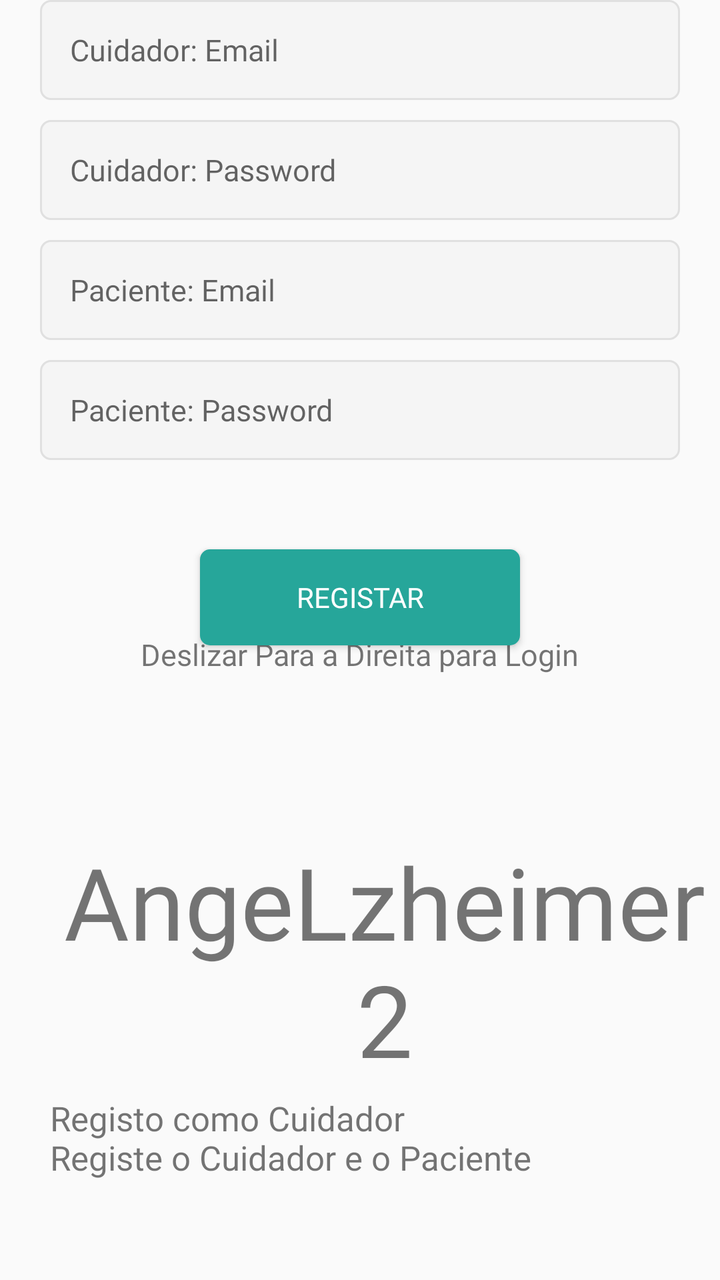
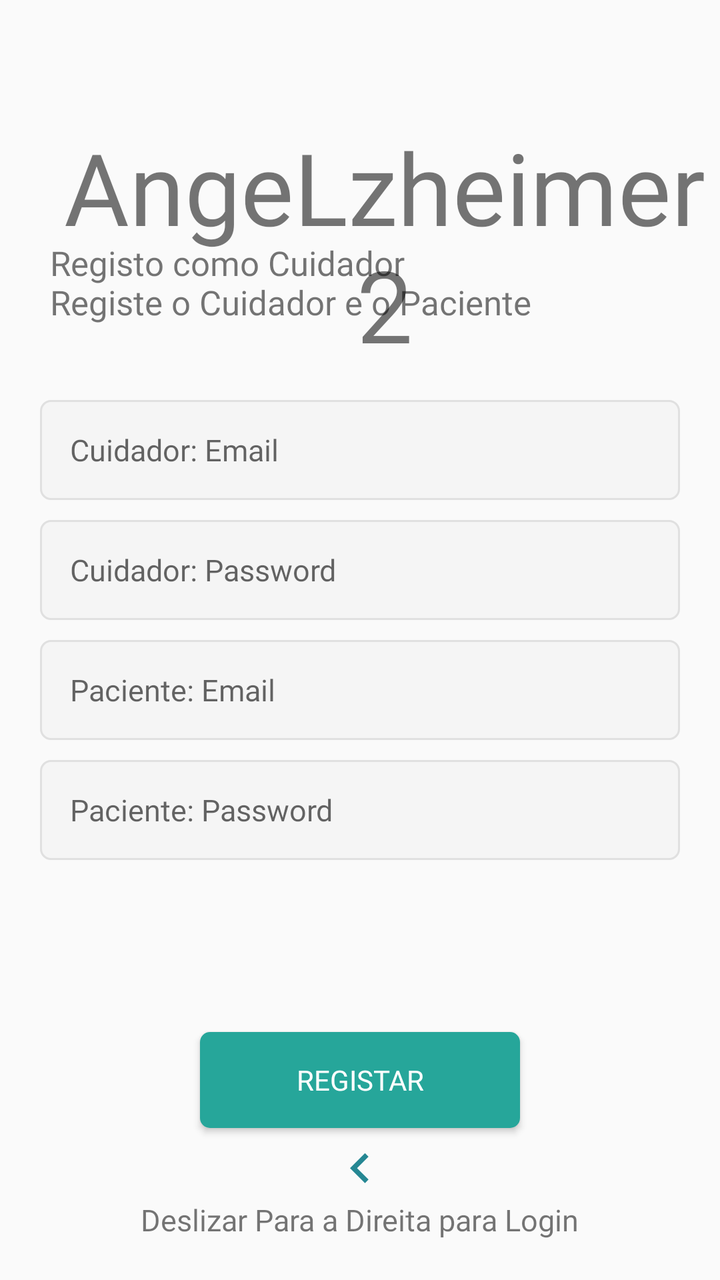

Compare the two renders of this Android layout. The source of the first and the diff that turns it into the second are given below.
<!-- AndroidManifest.xml: application theme AppTheme.NoActionBar -->
<!-- res/layout/fragment_register.xml -->
<?xml version="1.0" encoding="utf-8"?>
<FrameLayout xmlns:android="http://schemas.android.com/apk/res/android"
    xmlns:tools="http://schemas.android.com/tools"
    android:id="@+id/fragment_container"
    android:layout_width="match_parent"
    android:layout_height="match_parent">


    <LinearLayout
        android:layout_width="match_parent"
        android:layout_height="match_parent"
        android:orientation="vertical"
        tools:context=".comum.fragment_register">


        <EditText
            android:id="@+id/et_utilizadorcuidador"
            android:layout_width="match_parent"
            android:layout_height="50dp"
            android:layout_marginLeft="20dp"
            android:layout_marginRight="20dp"
            android:layout_marginBottom="10dp"
            android:background="@drawable/et_custom"
            android:fontFamily="@font/roboto_regular"
            android:hint="@string/utilizadorcuidador"
            android:inputType="textEmailAddress"
            android:padding="15dp"
            android:textSize="15sp" />

        <EditText
            android:id="@+id/et_passwordcuidador"
            android:layout_width="match_parent"
            android:layout_height="50dp"
            android:layout_marginLeft="20dp"
            android:layout_marginRight="20dp"
            android:layout_marginBottom="10dp"
            android:background="@drawable/et_custom"
            android:fontFamily="@font/roboto_regular"
            android:hint="@string/passwordcuidador"
            android:inputType="textPassword"
            android:padding="15dp"
            android:textSize="15sp" />

        <EditText
            android:id="@+id/et_utilizadorpaciente"
            android:layout_width="match_parent"
            android:layout_height="50dp"
            android:layout_marginLeft="20dp"
            android:layout_marginRight="20dp"
            android:layout_marginBottom="10dp"
            android:background="@drawable/et_custom"
            android:fontFamily="@font/roboto_regular"
            android:hint="@string/utilizadorpaciente"
            android:inputType="textEmailAddress"
            android:padding="15dp"
            android:textSize="15sp" />

        <EditText
            android:id="@+id/et_passwordpaciente"
            android:layout_width="match_parent"
            android:layout_height="50dp"
            android:layout_marginLeft="20dp"
            android:layout_marginRight="20dp"
            android:layout_marginBottom="10dp"
            android:background="@drawable/et_custom"
            android:fontFamily="@font/roboto_regular"
            android:hint="@string/passwordpaciente"
            android:inputType="textPassword"
            android:padding="15dp"
            android:textSize="15sp" />

        <ProgressBar
            android:id="@+id/progressBar"
            style="?android:attr/progressBarStyle"
            android:layout_width="wrap_content"
            android:layout_height="wrap_content"
            android:layout_gravity="center_horizontal"
            android:layout_marginBottom="20dp"
            android:foregroundGravity="center_horizontal"
            android:progressTint="#009688"
            android:textAlignment="center"
            android:visibility="gone" />

        <RelativeLayout
            android:layout_width="match_parent"
            android:layout_height="0dp"
            android:layout_weight="1">

            <Button
                android:id="@+id/btn_register"
                android:layout_width="match_parent"
                android:layout_height="wrap_content"
                android:layout_centerInParent="true"
                android:layout_marginLeft="100dp"
                android:layout_marginRight="100dp"
                android:layout_marginBottom="50dp"
                android:background="@drawable/btn_custom"
                android:fontFamily="@font/roboto_regular"
                android:text="@string/register"
                android:textColor="@android:color/white" />

            <ImageView
                android:layout_width="30dp"
                android:layout_height="30dp"
                android:layout_above="@id/swipeLeft"
                android:layout_centerHorizontal="true"
                android:src="@drawable/ic_arrow_left" />

            <TextView
                android:id="@+id/swipeLeft"
                android:layout_width="wrap_content"
                android:layout_height="wrap_content"
                android:layout_alignParentBottom="true"
                android:layout_centerHorizontal="true"
                android:layout_marginBottom="20dp"
                android:fontFamily="@font/roboto_regular"
                android:text="@string/swipe_right_for_login"
                android:textSize="15sp" />

        </RelativeLayout>

        <TextView
            android:id="@+id/tv_logo"
            android:layout_width="wrap_content"
            android:layout_height="wrap_content"
            android:layout_marginStart="25dp"
            android:layout_marginTop="60dp"
            android:layout_marginBottom="5dp"
            android:fontFamily="@font/indigo_daisy"
            android:text="@string/app_name"
            android:textAlignment="center"
            android:textSize="50sp" />

        <TextView
            android:id="@+id/tv_subtitle"
            android:layout_width="wrap_content"
            android:layout_height="wrap_content"
            android:layout_marginStart="25dp"
            android:layout_marginBottom="50dp"
            android:fontFamily="@font/roboto_regular"
            android:text="@string/tagregister"
            android:textSize="17sp" />

    </LinearLayout>
</FrameLayout>
<!-- resources referenced by this layout -->
<resources>
  <!-- drawable btn_custom (drawable) -->
  <?xml version="1.0" encoding="utf-8"?>
  <shape xmlns:android="http://schemas.android.com/apk/res/android"
      android:padding="10dp"
      android:shape="rectangle">
  
      <corners
          android:bottomLeftRadius="5dp"
          android:bottomRightRadius="5dp"
          android:topLeftRadius="5dp"
          android:topRightRadius="5dp" />
  
      <solid android:color="#26a69a" />
  
  </shape>
  <!-- drawable et_custom (drawable) -->
  <?xml version="1.0" encoding="utf-8"?>
  <shape xmlns:android="http://schemas.android.com/apk/res/android"
      android:padding="10dp"
      android:shape="rectangle">
  
      <corners
          android:bottomLeftRadius="5dp"
          android:bottomRightRadius="5dp"
          android:topLeftRadius="5dp"
          android:topRightRadius="5dp" />
  
      <solid android:color="#f5f5f5" />
  
      <stroke
          android:width="1dp"
          android:color="#e0e0e0" />
  
  </shape>
  <!-- drawable ic_arrow_left (drawable) -->
  <vector xmlns:android="http://schemas.android.com/apk/res/android"
      android:width="24dp"
      android:height="24dp"
      android:tint="@color/colorPrimary"
      android:viewportWidth="24.0"
      android:viewportHeight="24.0">
      <path
          android:fillColor="#FF000000"
          android:pathData="M15.41,16.09l-4.58,-4.59 4.58,-4.59L14,5.5l-6,6 6,6z" />
  </vector>
  <string name="app_name">AngeLzheimer2</string>
  <string name="passwordcuidador">Cuidador: Password</string>
  <string name="passwordpaciente">Paciente: Password</string>
  <string name="register">Registar</string>
  <string name="swipe_right_for_login">Deslizar Para a Direita para Login</string>
  <string name="tagregister">Registo como Cuidador\nRegiste o Cuidador e o Paciente</string>
  <string name="utilizadorcuidador">Cuidador: Email</string>
  <string name="utilizadorpaciente">Paciente: Email</string>
  <style name="AppTheme.NoActionBar">
          <item name="windowActionBar">false</item>
          <item name="windowNoTitle">true</item>
      </style>
  <color name="colorPrimary">#258793</color>
</resources>

<!-- the commit's change to res/layout/fragment_register.xml (unified diff, before → after) -->
@@ -6,9 +6,33 @@
     android:layout_height="match_parent">
 
 
+    <TextView
+        android:id="@+id/tv_logo"
+        android:layout_width="wrap_content"
+        android:layout_height="wrap_content"
+        android:layout_marginStart="25dp"
+        android:layout_marginTop="60dp"
+        android:layout_marginBottom="5dp"
+        android:fontFamily="@font/indigo_daisy"
+        android:text="@string/app_name"
+        android:textAlignment="center"
+        android:textSize="50sp" />
+
+    <TextView
+        android:id="@+id/tv_subtitle"
+        android:layout_width="wrap_content"
+        android:layout_height="wrap_content"
+        android:layout_marginStart="25dp"
+        android:layout_marginTop="120dp"
+        android:layout_marginBottom="50dp"
+        android:fontFamily="@font/roboto_regular"
+        android:text="@string/tagregister"
+        android:textSize="17sp" />
+
     <LinearLayout
         android:layout_width="match_parent"
-        android:layout_height="match_parent"
+        android:layout_height="wrap_content"
+        android:layout_marginTop="200dp"
         android:orientation="vertical"
         tools:context=".comum.fragment_register">
 
@@ -119,27 +143,5 @@
 
         </RelativeLayout>
 
-        <TextView
-            android:id="@+id/tv_logo"
-            android:layout_width="wrap_content"
-            android:layout_height="wrap_content"
-            android:layout_marginStart="25dp"
-            android:layout_marginTop="60dp"
-            android:layout_marginBottom="5dp"
-            android:fontFamily="@font/indigo_daisy"
-            android:text="@string/app_name"
-            android:textAlignment="center"
-            android:textSize="50sp" />
-
-        <TextView
-            android:id="@+id/tv_subtitle"
-            android:layout_width="wrap_content"
-            android:layout_height="wrap_content"
-            android:layout_marginStart="25dp"
-            android:layout_marginBottom="50dp"
-            android:fontFamily="@font/roboto_regular"
-            android:text="@string/tagregister"
-            android:textSize="17sp" />
-
     </LinearLayout>
 </FrameLayout>
